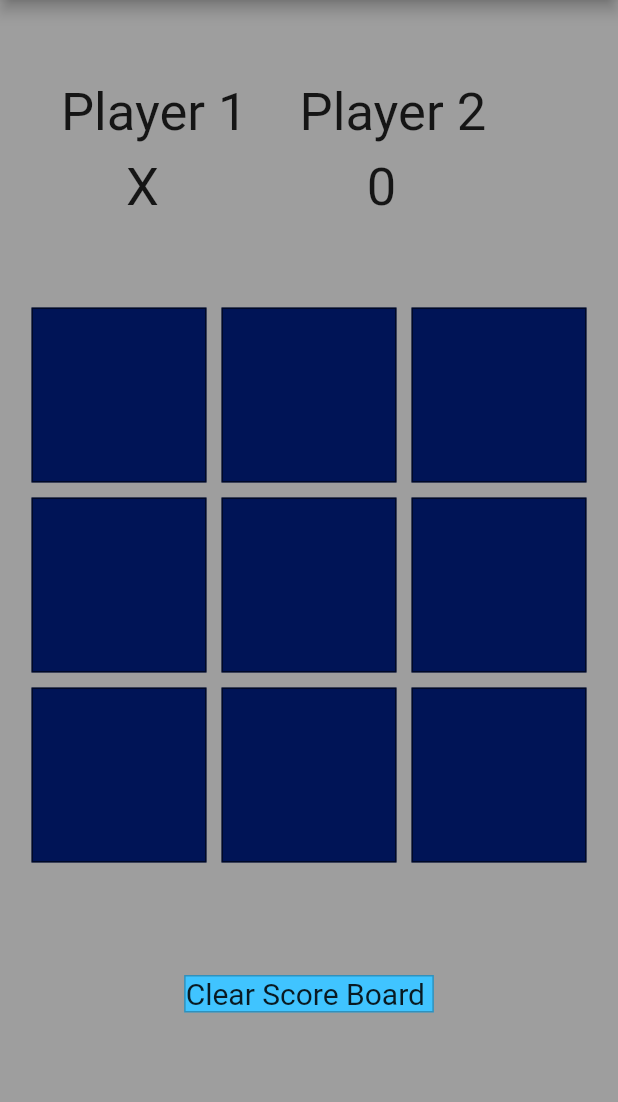
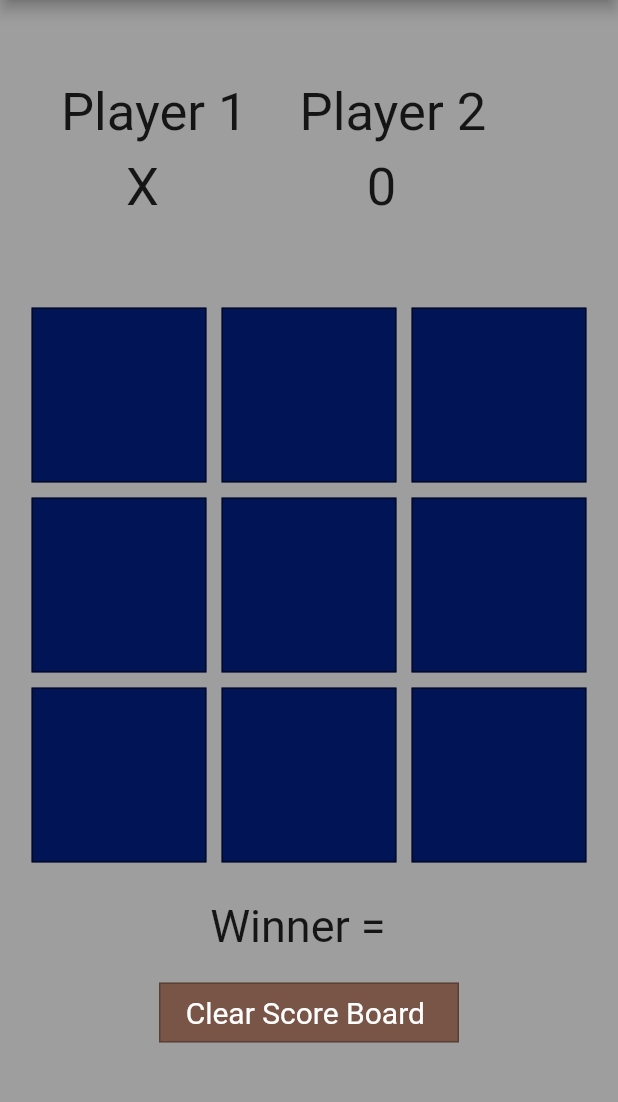
Before and after one commit to LakhaniBrijay/Tic-tac-toe, a Flutter app: the tictoc screen opened directly, on a phone screen of 412 x 824 dp, the part 84-1186 px from its top. Run offline on Flutter 3.47's test engine with Material 2 defaults, Android fonts, the phone set to English and light mode, and no system bars.

Commit message:
my second commit

```diff
--- a/lib/main.dart
+++ b/lib/main.dart
@@ -455,11 +455,13 @@ class _tictocState extends State<tictoc> {
               ),
             ),
           ),
+          SizedBox(height: 20,),
           Container(
-              child: Text("\n$a",
+              child: Text("Winner = $a ",
                   style: TextStyle(
                     fontSize: 30,
                   ))),
+          SizedBox(height: 20,),
           InkWell(
             onTap: () {
               setState(() {
@@ -477,12 +479,16 @@ class _tictocState extends State<tictoc> {
               });
             },
             child: Container(
-              child: Text(
-                "Clear Score Board ",
-                style: TextStyle(fontSize: 20),
+              height: 40,
+              width: 200,
+              child: Center(
+                child: Text(
+                  "Clear Score Board ",
+                  style: TextStyle(fontSize: 20,color: Colors.white),
+                ),
               ),
               decoration: BoxDecoration(
-                  color: Colors.lightBlueAccent,
+                  color: Colors.brown,
                   border: Border.all(color: Colors.black26)),
             ),
           )
```
